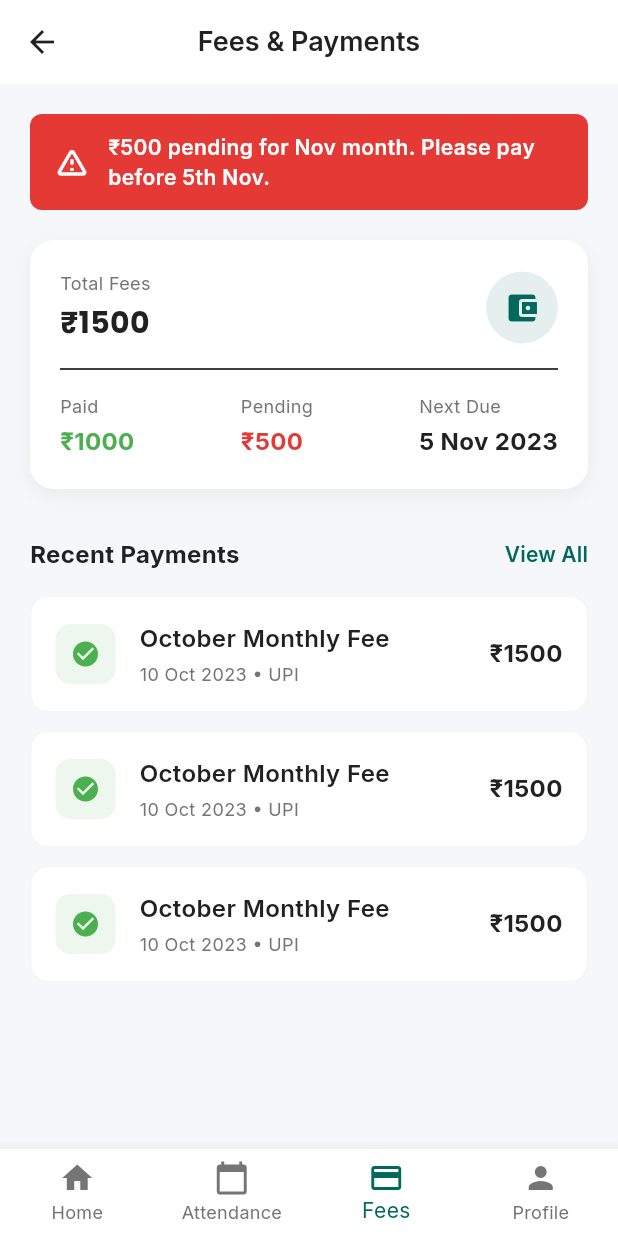
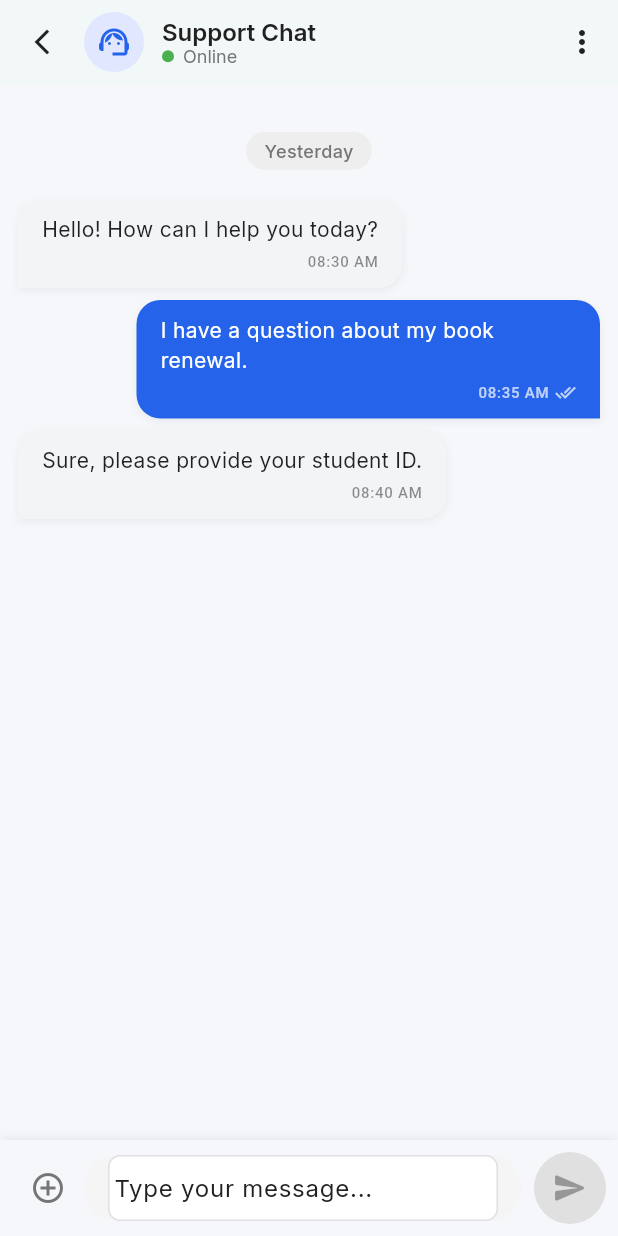
Before and after one commit to kunalkakasahebudhar/LabraryManagementSystem, a Flutter app: the DashboardScreen screen opened by its route, item 3 of the bottom bar chosen, on a phone screen of 412 x 824 dp. Run offline on Flutter 3.47's test engine with Material 3 defaults, Android fonts, the phone set to English and light mode, and no system bars; our stand-ins replace equatable, flutter_svg, google_fonts, table_calendar.

Commit message:
the chat screen implemented

```diff
--- /dev/null
+++ b/librarymanagement/lib/features/chat/data/message_model.dart
@@ -0,0 +1,67 @@
+import 'package:equatable/equatable.dart';
+
+enum MessageStatus { sent, delivered, seen }
+
+class Message extends Equatable {
+  final String id;
+  final String text;
+  final String senderId;
+  final bool isMe;
+  final DateTime timestamp;
+  final MessageStatus status;
+
+  const Message({
+    required this.id,
+    required this.text,
+    required this.senderId,
+    required this.isMe,
+    required this.timestamp,
+    this.status = MessageStatus.sent,
+  });
+
+  Message copyWith({
+    String? id,
+    String? text,
+    String? senderId,
+    bool? isMe,
+    DateTime? timestamp,
+    MessageStatus? status,
+  }) {
+    return Message(
+      id: id ?? this.id,
+      text: text ?? this.text,
+      senderId: senderId ?? this.senderId,
+      isMe: isMe ?? this.isMe,
+      timestamp: timestamp ?? this.timestamp,
+      status: status ?? this.status,
+    );
+  }
+
+  factory Message.fromJson(Map<String, dynamic> json) {
+    return Message(
+      id: json['id'] as String,
+      text: json['text'] as String,
+      senderId: json['senderId'] as String,
+      isMe: json['isMe'] as bool,
+      timestamp: DateTime.parse(json['timestamp'] as String),
+      status: MessageStatus.values.firstWhere(
+        (e) => e.toString().split('.').last == json['status'],
+        orElse: () => MessageStatus.sent,
+      ),
+    );
+  }
+
+  Map<String, dynamic> toJson() {
+    return {
+      'id': id,
+      'text': text,
+      'senderId': senderId,
+      'isMe': isMe,
+      'timestamp': timestamp.toIso8601String(),
+      'status': status.toString().split('.').last,
+    };
+  }
+
+  @override
+  List<Object?> get props => [id, text, senderId, isMe, timestamp, status];
+}
--- /dev/null
+++ b/librarymanagement/lib/features/chat/presentation/chat_screen.dart
@@ -0,0 +1,173 @@
+import 'package:flutter/material.dart';
+import 'package:intl/intl.dart';
+import 'package:librarymanagement/features/chat/data/message_model.dart';
+import 'package:librarymanagement/features/chat/presentation/chat_controller.dart';
+import 'package:librarymanagement/features/chat/presentation/widgets/chat_bubble.dart';
+import 'package:librarymanagement/features/chat/presentation/widgets/message_input.dart';
+
+class ChatScreen extends StatefulWidget {
+  const ChatScreen({super.key});
+
+  @override
+  State<ChatScreen> createState() => _ChatScreenState();
+}
+
+class _ChatScreenState extends State<ChatScreen> {
+  late final ChatController _controller;
+
+  @override
+  void initState() {
+    super.initState();
+    _controller = ChatController();
+  }
+
+  @override
+  void dispose() {
+    _controller.dispose();
+    super.dispose();
+  }
+
+  @override
+  Widget build(BuildContext context) {
+    return Scaffold(
+      appBar: AppBar(
+        elevation: 1,
+        backgroundColor: Colors.white,
+        foregroundColor: Colors.black,
+        titleSpacing: 0,
+        leading: IconButton(
+          icon: const Icon(Icons.arrow_back_ios_new, size: 20),
+          onPressed: () => Navigator.of(context).pop(),
+        ),
+        title: Row(
+          children: [
+            const CircleAvatar(
+              backgroundColor: Color(0xFFE0E7FF),
+              child: Icon(Icons.support_agent, color: Color(0xFF2563EB)),
+            ),
+            const SizedBox(width: 12),
+            Column(
+              crossAxisAlignment: CrossAxisAlignment.start,
+              children: [
+                const Text(
+                  'Support Chat',
+                  style: TextStyle(
+                    fontSize: 16,
+                    fontWeight: FontWeight.w600,
+                  ),
+                ),
+                Row(
+                  children: [
+                    Container(
+                      width: 8,
+                      height: 8,
+                      decoration: const BoxDecoration(
+                        color: Colors.green,
+                        shape: BoxShape.circle,
+                      ),
+                    ),
+                    const SizedBox(width: 6),
+                    Text(
+                      'Online',
+                      style: TextStyle(
+                        fontSize: 12,
+                        color: Colors.grey[600],
+                        fontWeight: FontWeight.normal,
+                      ),
+                    ),
+                  ],
+                ),
+              ],
+            ),
+          ],
+        ),
+        actions: [
+          IconButton(
+            icon: const Icon(Icons.more_vert),
+            onPressed: () {},
+          ),
+        ],
+      ),
+      body: Column(
+        children: [
+          Expanded(
+            child: ListenableBuilder(
+              listenable: _controller,
+              builder: (context, child) {
+                return ListView.builder(
+                  controller: _controller.scrollController,
+                  padding: const EdgeInsets.only(top: 16, bottom: 16),
+                  itemCount: _controller.messages.length,
+                  itemBuilder: (context, index) {
+                    final message = _controller.messages[index];
+                    final isFirstMessage = index == 0;
+                    final showDateDivider = isFirstMessage ||
+                        !_isSameDay(
+                          message.timestamp,
+                          _controller.messages[index - 1].timestamp,
+                        );
+
+                    return Column(
+                      children: [
+                        if (showDateDivider)
+                          _buildDateDivider(message.timestamp),
+                        ChatBubble(message: message),
+                      ],
+                    );
+                  },
+                );
+              },
+            ),
+          ),
+          MessageInput(
+            onSend: (text) => _controller.sendMessage(text),
+          ),
+        ],
+      ),
+    );
+  }
+
+  Widget _buildDateDivider(DateTime date) {
+    return Container(
+      margin: const EdgeInsets.symmetric(vertical: 16),
+      child: Center(
+        child: Container(
+          padding: const EdgeInsets.symmetric(horizontal: 12, vertical: 4),
+          decoration: BoxDecoration(
+            color: Colors.grey[200],
+            borderRadius: BorderRadius.circular(12),
+          ),
+          child: Text(
+            _getDateLabel(date),
+            style: TextStyle(
+              color: Colors.grey[600],
+              fontSize: 12,
+              fontWeight: FontWeight.w500,
+            ),
+          ),
+        ),
+      ),
+    );
+  }
+
+  String _getDateLabel(DateTime date) {
+    final now = DateTime.now();
+    final today = DateTime(now.year, now.month, now.day);
+    final yesterday = today.subtract(const Duration(days: 1));
+    final dateToCheck = DateTime(date.year, date.month, date.day);
+
+    if (dateToCheck == today) {
+      return 'Today';
+    } else if (dateToCheck == yesterday) {
+      return 'Yesterday';
+    } else {
+      return DateFormat('MMMM d, y').format(date);
+    }
+  }
+
+  bool _isSameDay(DateTime date1, DateTime date2) {
+    return date1.year == date2.year &&
+        date1.month == date2.month &&
+        date1.day == date2.day;
+  }
+}
--- /dev/null
+++ b/librarymanagement/lib/features/chat/presentation/widgets/chat_bubble.dart
@@ -0,0 +1,88 @@
+import 'package:flutter/material.dart';
+import 'package:intl/intl.dart';
+import 'package:librarymanagement/features/chat/data/message_model.dart';
+
+class ChatBubble extends StatelessWidget {
+  final Message message;
+
+  const ChatBubble({super.key, required this.message});
+
+  @override
+  Widget build(BuildContext context) {
+    final isMe = message.isMe;
+    final theme = Theme.of(context);
+    final timeFormat = DateFormat('hh:mm a');
+
+    return Align(
+      alignment: isMe ? Alignment.centerRight : Alignment.centerLeft,
+      child: Container(
+        margin: const EdgeInsets.symmetric(vertical: 4, horizontal: 12),
+        constraints: BoxConstraints(
+          maxWidth: MediaQuery.of(context).size.width * 0.75,
+        ),
+        decoration: BoxDecoration(
+          color: isMe ? const Color(0xFF2563EB) : const Color(0xFFF3F4F6),
+          borderRadius: BorderRadius.only(
+            topLeft: const Radius.circular(16),
+            topRight: const Radius.circular(16),
+            bottomLeft: isMe ? const Radius.circular(16) : Radius.zero,
+            bottomRight: isMe ? Radius.zero : const Radius.circular(16),
+          ),
+          boxShadow: [
+            BoxShadow(
+              color: Colors.black.withOpacity(0.05),
+              blurRadius: 4,
+              offset: const Offset(0, 2),
+            ),
+          ],
+        ),
+        padding: const EdgeInsets.symmetric(horizontal: 16, vertical: 10),
+        child: Column(
+          crossAxisAlignment: CrossAxisAlignment.end,
+          mainAxisSize: MainAxisSize.min,
+          children: [
+            Text(
+              message.text,
+              style: theme.textTheme.bodyMedium?.copyWith(
+                color: isMe ? Colors.white : Colors.black87,
+                height: 1.4,
+              ),
+            ),
+            const SizedBox(height: 4),
+            Row(
+              mainAxisSize: MainAxisSize.min,
+              children: [
+                Text(
+                  timeFormat.format(message.timestamp),
+                  style: theme.textTheme.labelSmall?.copyWith(
+                    color: isMe ? Colors.white70 : Colors.black45,
+                    fontSize: 10,
+                  ),
+                ),
+                if (isMe) ...[
+                  const SizedBox(width: 4),
+                  Icon(
+                    _getStatusIcon(message.status),
+                    size: 14,
+                    color: Colors.white70,
+                  ),
+                ],
+              ],
+            ),
+          ],
+        ),
+      ),
+    );
+  }
+
+  IconData _getStatusIcon(MessageStatus status) {
+    switch (status) {
+      case MessageStatus.sent:
+        return Icons.check;
+      case MessageStatus.delivered:
+        return Icons.done_all;
+      case MessageStatus.seen:
+        return Icons.done_all;
+    }
+  }
+}
--- /dev/null
+++ b/librarymanagement/lib/features/chat/presentation/widgets/message_input.dart
@@ -0,0 +1,103 @@
+import 'package:flutter/material.dart';
+
+class MessageInput extends StatefulWidget {
+  final Function(String) onSend;
+
+  const MessageInput({super.key, required this.onSend});
+
+  @override
+  State<MessageInput> createState() => _MessageInputState();
+}
+
+class _MessageInputState extends State<MessageInput> {
+  final TextEditingController _controller = TextEditingController();
+  bool _isComposing = false;
+
+  void _handleSubmitted(String text) {
+    if (text.trim().isEmpty) return;
+    widget.onSend(text);
+    _controller.clear();
+    setState(() {
+      _isComposing = false;
+    });
+  }
+
+  @override
+  Widget build(BuildContext context) {
+    return Container(
+      padding: const EdgeInsets.symmetric(horizontal: 8.0, vertical: 8.0),
+      decoration: BoxDecoration(
+        color: Theme.of(context).scaffoldBackgroundColor,
+        boxShadow: [
+          BoxShadow(
+            offset: const Offset(0, -2),
+            blurRadius: 4,
+            color: Colors.black.withOpacity(0.05),
+          ),
+        ],
+      ),
+      child: SafeArea(
+        child: Row(
+          children: [
+            IconButton(
+              icon: const Icon(Icons.add_circle_outline),
+              color: Colors.grey[600],
+              onPressed: () {
+                // Stub for attachment
+              },
+            ),
+            Expanded(
+              child: Container(
+                padding: const EdgeInsets.symmetric(horizontal: 16),
+                decoration: BoxDecoration(
+                  color: Colors.grey[100],
+                  borderRadius: BorderRadius.circular(24),
+                ),
+                child: TextField(
+                  controller: _controller,
+                  textCapitalization: TextCapitalization.sentences,
+                  onChanged: (text) {
+                    setState(() {
+                      _isComposing = text.trim().isNotEmpty;
+                    });
+                  },
+                  onSubmitted: _handleSubmitted,
+                  decoration: const InputDecoration(
+                    hintText: 'Type your message...',
+                    border: InputBorder.none,
+                    contentPadding: EdgeInsets.symmetric(vertical: 10),
+                    isDense: true,
+                  ),
+                  minLines: 1,
+                  maxLines: 3,
+                ),
+              ),
+            ),
+            const SizedBox(width: 8),
+            AnimatedContainer(
+              duration: const Duration(milliseconds: 200),
+              decoration: BoxDecoration(
+                color:
+                    _isComposing ? const Color(0xFF2563EB) : Colors.grey[300],
+                shape: BoxShape.circle,
+              ),
+              child: IconButton(
+                icon: const Icon(Icons.send_rounded),
+                color: Colors.white,
+                onPressed: _isComposing
+                    ? () => _handleSubmitted(_controller.text)
+                    : null,
+              ),
+            ),
+          ],
+        ),
+      ),
+    );
+  }
+
+  @override
+  void dispose() {
+    _controller.dispose();
+    super.dispose();
+  }
+}
--- a/librarymanagement/lib/features/dashboard/presentation/dashboard_screen.dart
+++ b/librarymanagement/lib/features/dashboard/presentation/dashboard_screen.dart
@@ -1,5 +1,6 @@
 import 'package:flutter/material.dart';
 import 'package:librarymanagement/features/notices_rules/presentation/notices_screen.dart';
+import '../../chat/presentation/chat_screen.dart';
 import '../../../core/constants/app_colors.dart';
 import '../../../core/constants/app_strings.dart';
 import '../../../core/router/app_router.dart';
@@ -30,11 +31,19 @@ class _DashboardScreenState extends State<DashboardScreen> {
   static final List<Widget> _pages = <Widget>[
     const _DashboardHomeContent(),
     const AttendanceScreen(),
+    const SizedBox(), // Placeholder for Chat
     const FeesOverviewScreen(),
     const ProfileScreen(),
   ];
 
   void _onItemTapped(int index) {
+    if (index == 2) {
+      Navigator.push(
+        context,
+        MaterialPageRoute(builder: (context) => const ChatScreen()),
+      );
+      return;
+    }
     setState(() {
       _selectedIndex = index;
     });
@@ -56,6 +65,10 @@ class _DashboardScreenState extends State<DashboardScreen> {
           BottomNavigationBarItem(
             icon: Icon(Icons.calendar_today),
             label: 'Attendance',
+          ),
+          BottomNavigationBarItem(
+            icon: Icon(Icons.chat_bubble_rounded),
+            label: 'Chat',
           ),
           BottomNavigationBarItem(icon: Icon(Icons.payment), label: 'Fees'),
           BottomNavigationBarItem(icon: Icon(Icons.person), label: 'Profile'),
```
Also changed, not shown: librarymanagement/lib/features/chat/chat_demo.dart (added, +60 -0 lines), librarymanagement/lib/features/chat/presentation/chat_controller.dart (added, +118 -0 lines).
